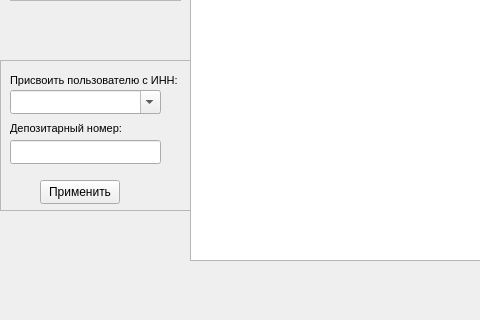
Above: centrdepwindow.ui from migeliusIV/DB before the change; both pictures show x 0 to 480 and y 280 to 600 of the 800 by 600 pixel window. Below: the same form after it.
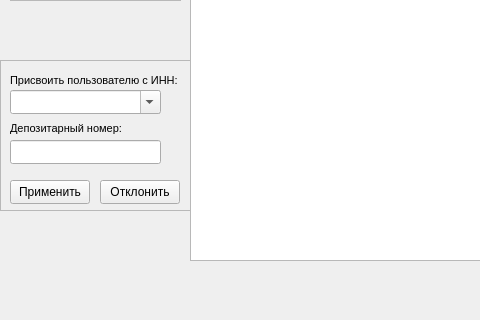
That is the form after the change.

```diff
--- a/centrdepwindow.ui
+++ b/centrdepwindow.ui
@@ -289,7 +289,7 @@
     <widget class="QPushButton" name="btnDepoInit">
      <property name="geometry">
       <rect>
-       <x>40</x>
+       <x>10</x>
        <y>120</y>
        <width>80</width>
        <height>24</height>
@@ -299,6 +299,19 @@
       <string>Применить</string>
      </property>
     </widget>
+    <widget class="QPushButton" name="btnReject">
+     <property name="geometry">
+      <rect>
+       <x>100</x>
+       <y>120</y>
+       <width>80</width>
+       <height>24</height>
+      </rect>
+     </property>
+     <property name="text">
+      <string>Отклонить</string>
+     </property>
+    </widget>
    </widget>
   </widget>
   <widget class="QMenuBar" name="menubar">
```
